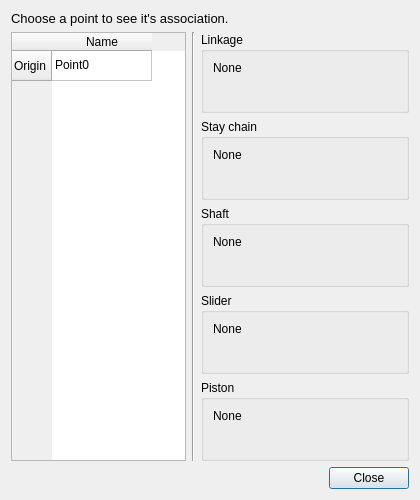
Before: the Qt Designer form core/panel/run_Association.ui in KmolYuan/Pyslvs-UI, drawn with Qt 5.
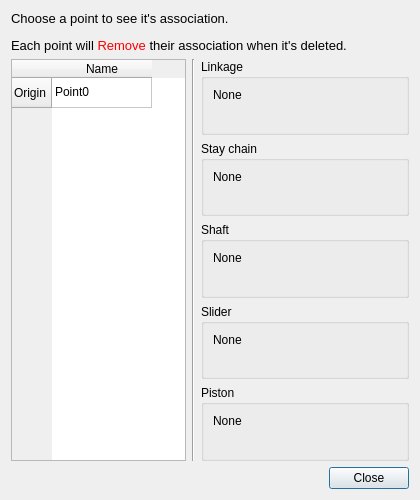
After: the same form once the commit is applied.

Commit message: Replace point feature.

```diff
--- a/core/panel/run_Association.ui
+++ b/core/panel/run_Association.ui
@@ -35,7 +35,7 @@
    <item>
     <widget class="QLabel" name="label">
      <property name="text">
-      <string>&lt;html&gt;&lt;head/&gt;&lt;body&gt;&lt;p&gt;&lt;span style=&quot; font-size:10pt;&quot;&gt;Choose a point to see it's association.&lt;/span&gt;&lt;/p&gt;&lt;/body&gt;&lt;/html&gt;</string>
+      <string>&lt;html&gt;&lt;head/&gt;&lt;body&gt;&lt;p&gt;&lt;span style=&quot; font-size:10pt;&quot;&gt;Choose a point to see it's association.&lt;/span&gt;&lt;/p&gt;&lt;p&gt;&lt;span style=&quot; font-size:10pt;&quot;&gt;Each point will &lt;/span&gt;&lt;span style=&quot; font-size:10pt; color:#ff0000;&quot;&gt;Remove&lt;/span&gt;&lt;span style=&quot; font-size:10pt;&quot;&gt; their association when it's deleted.&lt;/span&gt;&lt;/p&gt;&lt;/body&gt;&lt;/html&gt;</string>
      </property>
     </widget>
    </item>
```
The commit also changes 11 other files.
